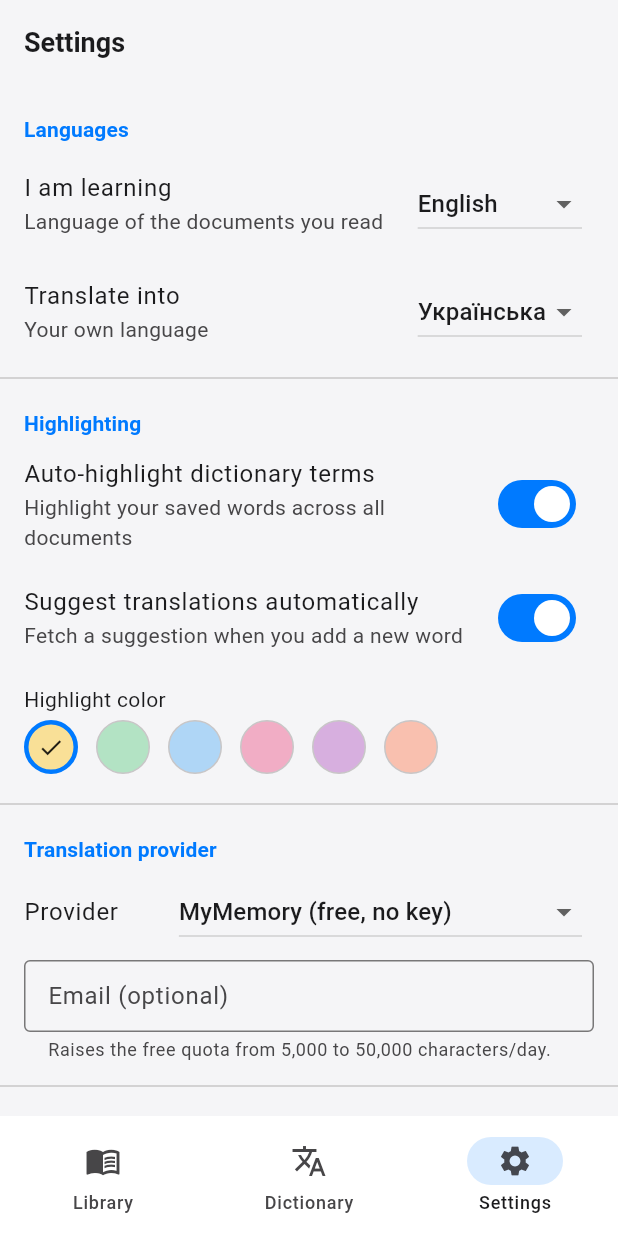
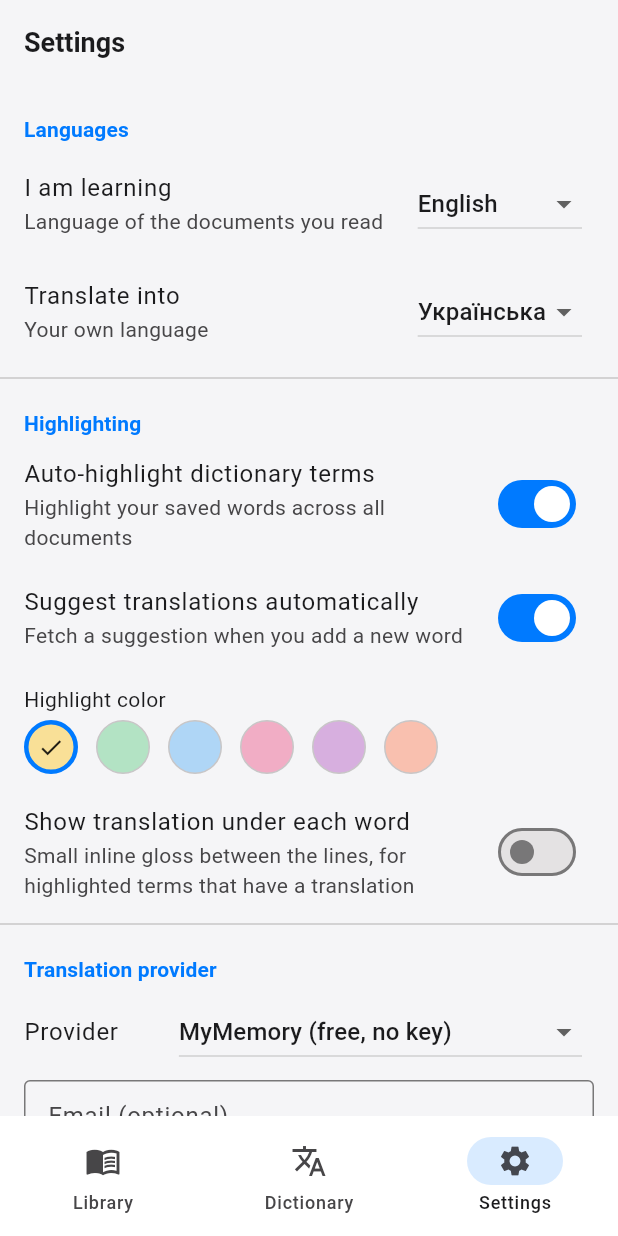
Before and after one commit to NikoSkakun/eng, a Flutter app: the screen it shows after launch, item 3 of the bottom bar chosen, after a tap on the "check" icon, on a phone screen of 412 x 824 dp. Run offline on Flutter 3.47's test engine with Material 3 defaults, Android fonts, the phone set to English and light mode, and no system bars; our stand-ins replace flutter_riverpod, shared_preferences; missing offline and left inert: desktop_drop, file_selector, pdfrx, sqlite3.

Commit message:
feat(reader): inline translation glosses under highlighted words
Add an opt-in mode that renders each highlighted term's translation in a small
font just below the word (interlinear gloss), sized to fit between lines and
positioned under the first line of multi-line phrases. Pointer-transparent so
it doesn't affect hover/tap. New Settings (in Highlighting): a "Show
translation under each word" toggle and an inline-translation color picker;
both off/default until enabled.

Co-Authored-By: Claude Opus 4.8 (1M context) <noreply@anthropic.com>

```diff
--- a/lib/src/data/settings_store.dart
+++ b/lib/src/data/settings_store.dart
@@ -38,6 +38,10 @@ enum DefinitionProviderId {
 /// Default highlight color (semi-transparent amber). ARGB.
 const int kDefaultHighlightColor = 0x66FFC107;
 
+/// Default color (opaque blue) for the small inline translations shown under
+/// highlighted words.
+const int kDefaultInlineGlossColor = 0xFF1565C0;
+
 /// Immutable snapshot of all user settings.
 class AppSettings {
   const AppSettings({
@@ -52,6 +56,8 @@ class AppSettings {
     this.highlightingEnabled = true,
     this.autoSuggestEnabled = true,
     this.highlightColor = kDefaultHighlightColor,
+    this.inlineTranslationEnabled = false,
+    this.inlineGlossColor = kDefaultInlineGlossColor,
   });
 
   /// Language of the documents being read (and of definitions).
@@ -78,6 +84,13 @@ class AppSettings {
   /// 32-bit ARGB color used for highlights without a per-entry color.
   final int highlightColor;
 
+  /// Whether to render each highlighted term's translation in a small font
+  /// just under the word (interlinear gloss).
+  final bool inlineTranslationEnabled;
+
+  /// 32-bit ARGB color of the inline translation glosses.
+  final int inlineGlossColor;
+
   /// Whether definitions can be looked up given the current learning language.
   bool get definitionsAvailable =>
       definitionProvider != DefinitionProviderId.none &&
@@ -95,6 +108,8 @@ class AppSettings {
     bool? highlightingEnabled,
     bool? autoSuggestEnabled,
     int? highlightColor,
+    bool? inlineTranslationEnabled,
+    int? inlineGlossColor,
   }) {
     return AppSettings(
       learningLang: learningLang ?? this.learningLang,
@@ -108,6 +123,9 @@ class AppSettings {
       highlightingEnabled: highlightingEnabled ?? this.highlightingEnabled,
       autoSuggestEnabled: autoSuggestEnabled ?? this.autoSuggestEnabled,
       highlightColor: highlightColor ?? this.highlightColor,
+      inlineTranslationEnabled:
+          inlineTranslationEnabled ?? this.inlineTranslationEnabled,
+      inlineGlossColor: inlineGlossColor ?? this.inlineGlossColor,
     );
   }
 }
@@ -129,6 +147,8 @@ class SettingsStore {
   static const _kHighlighting = 'highlightingEnabled';
   static const _kAutoSuggest = 'autoSuggestEnabled';
   static const _kHighlightColor = 'highlightColor';
+  static const _kInlineTranslation = 'inlineTranslationEnabled';
+  static const _kInlineGlossColor = 'inlineGlossColor';
 
   AppSettings load() {
     return AppSettings(
@@ -147,6 +167,9 @@ class SettingsStore {
       highlightingEnabled: _prefs.getBool(_kHighlighting) ?? true,
       autoSuggestEnabled: _prefs.getBool(_kAutoSuggest) ?? true,
       highlightColor: _prefs.getInt(_kHighlightColor) ?? kDefaultHighlightColor,
+      inlineTranslationEnabled: _prefs.getBool(_kInlineTranslation) ?? false,
+      inlineGlossColor:
+          _prefs.getInt(_kInlineGlossColor) ?? kDefaultInlineGlossColor,
     );
   }
 
@@ -162,5 +185,7 @@ class SettingsStore {
     await _prefs.setBool(_kHighlighting, s.highlightingEnabled);
     await _prefs.setBool(_kAutoSuggest, s.autoSuggestEnabled);
     await _prefs.setInt(_kHighlightColor, s.highlightColor);
+    await _prefs.setBool(_kInlineTranslation, s.inlineTranslationEnabled);
+    await _prefs.setInt(_kInlineGlossColor, s.inlineGlossColor);
   }
 }
--- a/lib/src/ui/settings/settings_screen.dart
+++ b/lib/src/ui/settings/settings_screen.dart
@@ -39,6 +39,16 @@ class _SettingsScreenState extends ConsumerState<SettingsScreen> {
     0x66EC407A, // pink
     0x66AB47BC, // purple
     0x66FF7043, // orange
+  ];
+
+  /// Preset opaque colors for the inline translation glosses (text color).
+  static const _glossColorPresets = <int>[
+    0xFF1565C0, // blue
+    0xFFC62828, // red
+    0xFF2E7D32, // green
+    0xFF6A1B9A, // purple
+    0xFFAD1457, // pink
+    0xFF00838F, // teal
   ];
 
   @override
@@ -231,6 +241,59 @@ class _SettingsScreenState extends ConsumerState<SettingsScreen> {
               ],
             ),
           ),
+          SwitchListTile(
+            title: const Text('Show translation under each word'),
+            subtitle: const Text(
+              'Small inline gloss between the lines, for highlighted terms that '
+              'have a translation',
+            ),
+            value: s.inlineTranslationEnabled,
+            onChanged: (v) =>
+                _mutate((x) => x.copyWith(inlineTranslationEnabled: v)),
+          ),
+          if (s.inlineTranslationEnabled) ...[
+            Padding(
+              padding: const EdgeInsets.fromLTRB(16, 8, 16, 4),
+              child: Text(
+                'Inline translation color',
+                style: theme.textTheme.bodyMedium,
+              ),
+            ),
+            Padding(
+              padding: const EdgeInsets.fromLTRB(16, 0, 16, 12),
+              child: Wrap(
+                spacing: 12,
+                children: [
+                  for (final c in _glossColorPresets)
+                    GestureDetector(
+                      onTap: () =>
+                          _mutate((x) => x.copyWith(inlineGlossColor: c)),
+                      child: Container(
+                        width: 36,
+                        height: 36,
+                        decoration: BoxDecoration(
+                          color: Color(c),
+                          shape: BoxShape.circle,
+                          border: Border.all(
+                            color: s.inlineGlossColor == c
+                                ? theme.colorScheme.primary
+                                : theme.colorScheme.outlineVariant,
+                            width: s.inlineGlossColor == c ? 3 : 1,
+                          ),
+                        ),
+                        child: s.inlineGlossColor == c
+                            ? const Icon(
+                                Icons.check,
+                                size: 18,
+                                color: Colors.white,
+                              )
+                            : null,
+                      ),
+                    ),
+                ],
+              ),
+            ),
+          ],
           const Divider(),
           _SectionHeader('Translation provider'),
           ListTile(
```
Also changed, not shown: lib/src/ui/reader/reader_screen.dart (+44 -0 lines).
